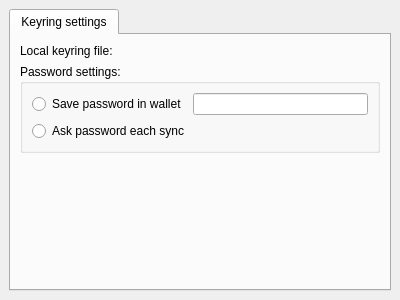
Before: the Qt Designer form kpilot/conduits/keyringconduit/keyringwidget.ui in chusopr/kdepim-ktimetracker-akonadi, drawn with Qt 5.
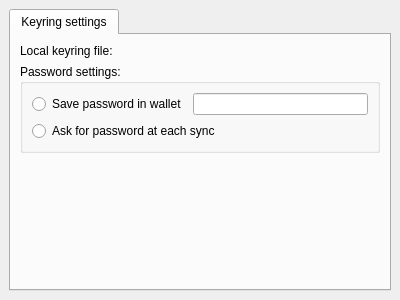
After: the same form once the commit is applied. Custom widgets are drawn as their Qt base class.

Commit message: Passwords get stored in the wallet now.

The edit to the form file:
```diff
--- a/kpilot/conduits/keyringconduit/keyringwidget.ui
+++ b/kpilot/conduits/keyringconduit/keyringwidget.ui
@@ -74,7 +74,7 @@
           <item row="1" column="0" >
            <widget class="QRadioButton" name="radioButton_2" >
             <property name="text" >
-             <string>Ask password each sync</string>
+             <string>Ask for password at each sync</string>
             </property>
            </widget>
           </item>
```
Left out of the diff: 44 changed lines with no effect on the pictures. The commit also changes 3 other files.
